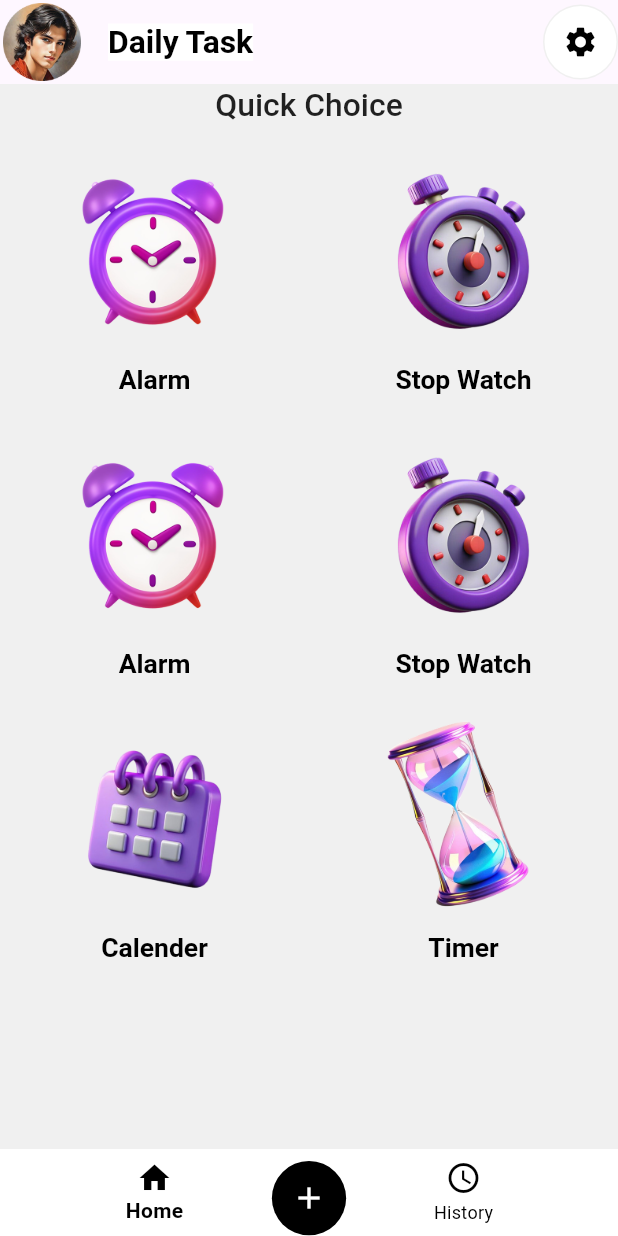
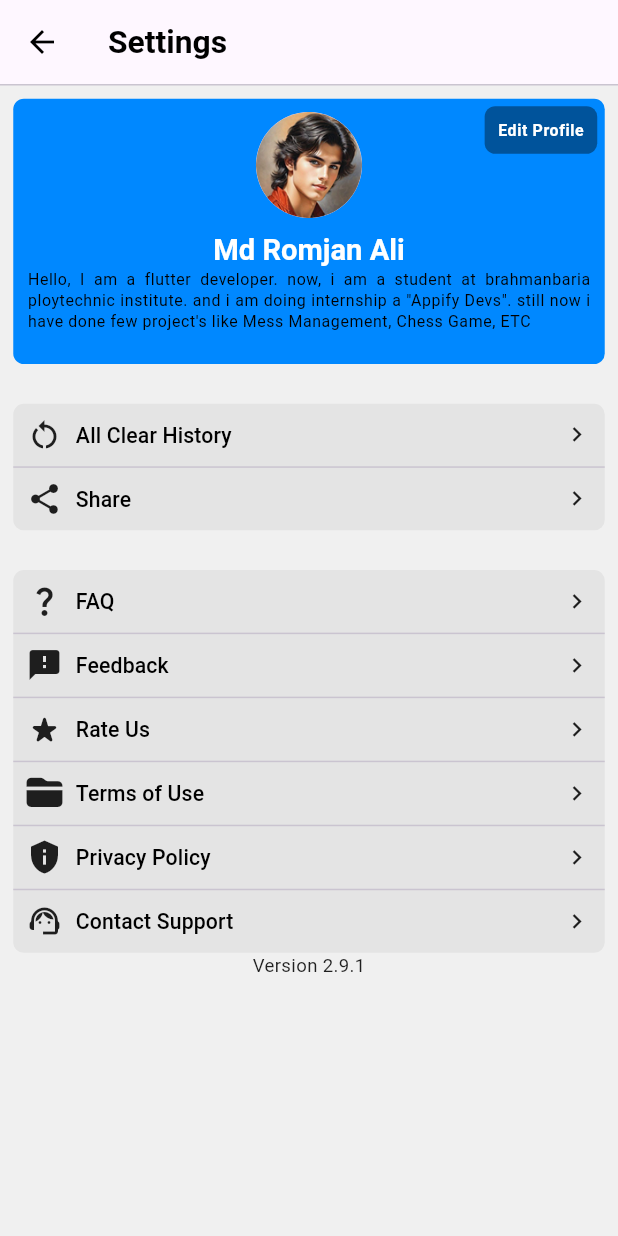
Before and after one commit to engromjanali/work-timer, a Flutter app: the screen it shows after launch, after a tap on the "settings" icon, on a phone screen of 412 x 824 dp. Run offline on Flutter 3.47's test engine with Material 3 defaults, Android fonts, the phone set to English and light mode, and no system bars; our stand-ins replace flutter_screenutil, font_awesome_flutter, get.

Commit message:
setting screen

```diff
--- a/lib/core/constants/extentions/w_extention.dart
+++ b/lib/core/constants/extentions/w_extention.dart
@@ -1,4 +1,5 @@
 import 'package:flutter/material.dart';
+import 'package:flutter_screenutil/flutter_screenutil.dart';
 import 'package:work_timer/core/constants/my_dimention.dart';
 
 
@@ -6,53 +7,49 @@ import 'package:work_timer/core/constants/my_dimention.dart';
 extension PaddingExtension on Widget {
   Widget padAll({double? val}) {
     return Padding(
-      padding: EdgeInsets.all(val ?? MyDimension.padAll),
+      padding: EdgeInsets.symmetric(vertical:  val?.h ?? MyDimension.padAll, horizontal: val?.w ?? MyDimension.padAll),
       child: this,
     );
   }
 
   Widget padX({double? val}) {
     return Padding(
-      padding: EdgeInsets.symmetric(horizontal: val ?? MyDimension.padX),
+      padding: EdgeInsets.symmetric(horizontal: val?.w ?? MyDimension.padX),
       child: this,
     );
   }
 
   Widget padY({double? val}) {
     return Padding(
-      padding: EdgeInsets.symmetric(vertical: val ?? MyDimension.padY),
+      padding: EdgeInsets.symmetric(vertical: val?.h ?? MyDimension.padY),
       child: this,
     );
   }
 
-  Widget padO({EdgeInsets val = const EdgeInsets.only()}) {
-    return Padding(padding: val, child: this);
-  }
-
-  Widget padOT({double? padT}) {
+  Widget padOT({double? val}) {
     return Padding(
-      padding: EdgeInsets.only(top: padT ?? MyDimension.padT),
+      padding: EdgeInsets.only(top: val?.h ?? MyDimension.padT),
       child: this,
     );
   }
 
-  Widget padOL({double? padL}) {
+  Widget padOL({double? val}) {
     return Padding(
-      padding: EdgeInsets.only(left: padL ?? MyDimension.padL),
+      padding: EdgeInsets.only(left: val?.w ?? MyDimension.padL),
       child: this,
     );
   }
 
   Widget padOR({double? val}) {
     return Padding(
-      padding: EdgeInsets.only(right: val ?? MyDimension.padR),
+      padding: EdgeInsets.only(right: val?.w ?? MyDimension.padR),
       child: this,
     );
   }
 
   Widget padOB({double? val}) {
     return Padding(
-      padding: EdgeInsets.only(bottom: val ?? MyDimension.padB),
+      padding: EdgeInsets.only(bottom: val?.h ?? MyDimension.padB),
       child: this,
     );
   }
@@ -61,11 +58,11 @@ extension PaddingExtension on Widget {
 
 Widget spaceX({double? val}){
   return SizedBox(
-    width: val??10,
+    width: val?.w??10.h,
   );
 }
-Widget spaceY(double? val){
+Widget spaceY({double? val}){
   return SizedBox(
-    height: val??10,
+    height: val?.h ?? 10.h,
   );
 }
--- a/lib/core/constants/my_color.dart
+++ b/lib/core/constants/my_color.dart
@@ -3,7 +3,14 @@ import 'package:flutter/cupertino.dart';
 class MyColor {
   static Color get white =>Color(0xFFFFFFFF);
   static Color get backgroundColor =>Color(0xffF0F0F0);
-  static Color get buttnColor =>Color(0xFFFFFFFF);
+  static Color get buttonColor =>Color(0xFF0088FF);
   static Color get cardColor =>Color(0x1A0088FF);
+  static Color get cardBorderColor =>Color(0xFFDBDBDB);
   static Color get tailLeadingColor =>Color(0x990088FF);
+
+  // textfield
+  static const Color textFieldFillColor =Color(0xE5FFFFFF);
+  static const Color textFieldEnabledBorder = Color(0xFFDBDBDB);
+
+
 }
--- a/lib/core/constants/my_dimention.dart
+++ b/lib/core/constants/my_dimention.dart
@@ -16,7 +16,7 @@ class MyDimension {
   static double get padT => 20.h;
   static double get padB => 20.h;
   static double get fieldHeight => 44.h;
-  static double get boarderRadius => 8.w;
+  static double get boarderRadius => 8.r;
 
   // margin/space
   static double get spaceL => 20.w;
@@ -25,7 +25,7 @@ class MyDimension {
   static double get spaceB => 20.h;
   static double get spaceX => 8.w;
   static double get spaceY => 8.h;
-  static double get spaceAll => 10.r;
+  static double get spaceAll => 10.w;
 
   // All Font Sizes //
   static double get fontDoubleXL => 24.sp;
@@ -34,4 +34,8 @@ class MyDimension {
   static double get fontM        => 14.sp;
   static double get fontSS       => 12.sp;
   static double get fontS        => 10.sp;
+
+
+  // border radius
+  static double borderRadius = 8.r;
 }
--- a/lib/core/controller/c_theme.dart
+++ b/lib/core/controller/c_theme.dart
@@ -2,6 +2,7 @@ import 'package:flutter/material.dart';
 import 'package:flutter_screenutil/flutter_screenutil.dart';
 import 'package:get/get.dart';
 import 'package:work_timer/core/constants/my_color.dart';
+import 'package:work_timer/core/constants/my_dimention.dart';
 
 class CTheme extends GetxController {
   int currentIndex = 0;
@@ -51,7 +52,7 @@ class CTheme extends GetxController {
         color: Colors.black,
         fontWeight: FontWeight.w700,
         fontSize: 24.sp,
-        backgroundColor: MyColor.white,
+
       ),
     ),
 
@@ -131,59 +132,64 @@ class CTheme extends GetxController {
       // 🔹 Label
       labelLarge: TextStyle(
         fontSize: 14.sp,
-        fontWeight: FontWeight.w600,
-        color: Colors.white,
+        fontWeight: FontWeight.normal,
+        color: Colors.black,
       ),
       labelMedium: TextStyle(
         fontSize: 12.sp,
         fontWeight: FontWeight.w500,
-        color: Colors.white70,
+        color: Colors.black,
       ),
       labelSmall: TextStyle(
         fontSize: 11.sp,
-        fontWeight: FontWeight.w400,
-        color: Colors.grey,
+        fontWeight: FontWeight.w500,
+        color: Colors.black,
       ),
     ),
 
     // ▶️ Input Field Theme
     inputDecorationTheme: InputDecorationTheme(
       filled: true,
-      fillColor: Colors.white,
-      // hintStyle: TextStyle(
-      //   color: const Color(0xFFA0A0A0),
-      //   fontSize: 15.sp,
-      //   fontWeight: FontWeight.w400,
-      // ),
-      // errorStyle: TextStyle(
-      //   color: Colors.red,
-      //   fontSize: 12.sp,
-      //   fontWeight: FontWeight.w400,
-      // ),
-      // border: OutlineInputBorder(
-      //   borderRadius: BorderRadius.all(Radius.circular(PDimension.boarderRadius)),
-      //   borderSide: const BorderSide(color: Color(0xFF8391A1), width: 0.5),
-      // ),
-      // focusedBorder: OutlineInputBorder(
-      //   borderRadius: BorderRadius.all(Radius.circular(PDimension.boarderRadius)),
-      //   borderSide: const BorderSide(color: Color(0xFF8391A1), width: 0.5),
-      // ),
-      // enabledBorder: OutlineInputBorder(
-      //   borderRadius: BorderRadius.all(Radius.circular(PDimension.boarderRadius)),
-      //   borderSide: const BorderSide(color: Color(0xFF8391A1), width: 0.5),
-      // ),
-      // errorBorder: OutlineInputBorder(
-      //   borderRadius: BorderRadius.all(Radius.circular(PDimension.boarderRadius)),
-      //   borderSide: const BorderSide(color: Color(0xFF8391A1), width: 0.5),
-      // ),
-      // disabledBorder: OutlineInputBorder(
-      //   borderRadius: BorderRadius.all(Radius.circular(PDimension.boarderRadius)),
-      //   borderSide: const BorderSide(color: Color(0xFF8391A1), width: 0.5),
-      // ),
-      // focusedErrorBorder: OutlineInputBorder(
-      //   borderRadius: BorderRadius.all(Radius.circular(PDimension.boarderRadius)),
-      //   borderSide: const BorderSide(color: Color(0xFF8391A1), width: 0.5),
-      // ),
+      alignLabelWithHint: true,// lable will be show initially like hit text.
+      fillColor: MyColor.textFieldFillColor,
+      labelStyle: TextStyle(
+        color: Colors.black,
+      ),
+      hintStyle: TextStyle(
+        color: const Color(0xFFA0A0A0),
+        fontSize: 15.sp,
+        fontWeight: FontWeight.w400,
+      ),
+      errorStyle: TextStyle(
+        color: Colors.red,
+        fontSize: 12.sp,
+        fontWeight: FontWeight.w400,
+      ),
+      border: OutlineInputBorder(
+        borderRadius: BorderRadius.all(Radius.circular(MyDimension.boarderRadius)),
+        borderSide: const BorderSide(color: MyColor.textFieldEnabledBorder, width: 1),
+      ),
+      enabledBorder: OutlineInputBorder(
+        borderRadius: BorderRadius.all(Radius.circular(MyDimension.boarderRadius)),
+        borderSide: const BorderSide(color: MyColor.textFieldEnabledBorder, width: 1),
+      ),
+      errorBorder: OutlineInputBorder(
+        borderRadius: BorderRadius.all(Radius.circular(MyDimension.boarderRadius)),
+        borderSide: const BorderSide(color: MyColor.textFieldEnabledBorder, width: 1),
+      ),
+      focusedBorder: OutlineInputBorder(
+        borderRadius: BorderRadius.all(Radius.circular(MyDimension.boarderRadius)),
+        borderSide: const BorderSide(color: MyColor.textFieldEnabledBorder, width: 1),
+      ),
+      disabledBorder: OutlineInputBorder(
+        borderRadius: BorderRadius.all(Radius.circular(MyDimension.boarderRadius)),
+        borderSide: const BorderSide(color: MyColor.textFieldEnabledBorder, width: 1),
+      ),
+      focusedErrorBorder: OutlineInputBorder(
+        borderRadius: BorderRadius.all(Radius.circular(MyDimension.boarderRadius)),
+        borderSide: const BorderSide(color: MyColor.textFieldEnabledBorder, width: 1),
+      ),
+
     ),
 
     // ▶️ Button Theme
--- a/lib/presentation/p_home.dart
+++ b/lib/presentation/p_home.dart
@@ -6,6 +6,9 @@ import 'package:work_timer/core/constants/keys.dart';
 import 'package:work_timer/core/constants/my_color.dart';
 import 'package:work_timer/core/services/a_menager.dart';
 import 'package:work_timer/presentation/p_add_task.dart';
+import 'package:work_timer/presentation/p_settings.dart';
+import 'package:work_timer/presentation/p_stopwatch.dart';
+import 'package:work_timer/presentation/p_task.dart';
 
 class PHome extends StatefulWidget {
   const PHome({super.key});
@@ -19,8 +22,6 @@ class _PHomeState extends State<PHome> {
   @override
   Widget build(BuildContext context) {
     List<Map<String, dynamic>> itemList = [
-      {Keys.label: "Alarm", Keys.imagePath: AMenager.alarm},
-      {Keys.label: "Stop Watch", Keys.imagePath: AMenager.stopWatch},
       {Keys.label: "Alarm", Keys.imagePath: AMenager.alarm},
       {Keys.label: "Stop Watch", Keys.imagePath: AMenager.stopWatch},
       {Keys.label: "Calender", Keys.imagePath: AMenager.calender},
@@ -51,7 +52,7 @@ class _PHomeState extends State<PHome> {
             child: GestureDetector(
               onTap: () {
                 // do something here
-                Get.to(() => PAddTask());
+                Get.to(() => PTask());
               },
               child: Padding(
                 padding: const EdgeInsets.all(8.0),
@@ -66,23 +67,33 @@ class _PHomeState extends State<PHome> {
         ],
       ),
       appBar: AppBar(
-        leading: Image.asset(
+        leading: GestureDetector(
+          onTap: () {
+            Get.to(()=>PSettings());
+          },
+          child: Image.asset(
             AMenager.defaultProfile,
             height: 20,
             width: 20,
             fit: BoxFit.fitHeight,
           ).padAll(val: 2),
+        ),
         title: Text("Daily Task"),
         actions: [
-          Container(
+          GestureDetector(
+            onTap: () {
+              Get.to(()=>PSettings());
+            },
+            child: Container(
+              height: 40.r,
+              width: 40.r,
               decoration: BoxDecoration(
                 color: MyColor.white,
                 border: Border.all(color: MyColor.backgroundColor),
-
                 shape: BoxShape.circle,
               ),
-
-            child: IconButton(onPressed: () {}, icon: Icon(Icons.settings)),
+              child: Center(child: Icon(Icons.settings, size: 25.r,)),
+            ),
           ),
         ],
       ),
@@ -102,8 +113,19 @@ class _PHomeState extends State<PHome> {
             itemBuilder: (_, index) {
               return _gridItem(
                 label: itemList[index][Keys.label],
+                onTap:(){
+                  switch(index){
+                    case 0:
+                      Get.to(()=>PStopwatch());
+                    case 1:
+                      Get.to(()=>PStopwatch());
+                    case 2:
+                      Get.to(()=>PStopwatch());
+                    default:
+                      Get.to(()=>PStopwatch());
+                  }
+                },
                 imagePath: itemList[index][Keys.imagePath],
-                backgroundColor: Colors.red[index * 100],
               );
             },
           ),
@@ -114,10 +136,12 @@ class _PHomeState extends State<PHome> {
 
   Widget _gridItem({
     required String label,
-    required Color? backgroundColor,
     required String imagePath,
+    required Function() onTap,
   }) {
-    return Container(
+    return GestureDetector(
+      onTap: onTap,
+      child: Container(
         child: Column(
           mainAxisAlignment: MainAxisAlignment.spaceBetween,
           children: [
@@ -130,6 +154,7 @@ class _PHomeState extends State<PHome> {
             ),
           ],
         ).padAll(),
+      ),
     );
   }
 }
--- /dev/null
+++ b/lib/presentation/p_settings.dart
@@ -0,0 +1,187 @@
+import 'package:flutter/material.dart';
+import 'package:flutter_screenutil/flutter_screenutil.dart';
+import 'package:font_awesome_flutter/font_awesome_flutter.dart';
+import 'package:work_timer/core/constants/extentions/w_extention.dart';
+import 'package:work_timer/core/constants/my_color.dart';
+import 'package:work_timer/core/constants/my_dimention.dart';
+import 'package:work_timer/core/services/a_menager.dart';
+
+class PSettings extends StatefulWidget {
+  const PSettings({super.key});
+
+  @override
+  State<PSettings> createState() => _PSettingsState();
+}
+
+class _PSettingsState extends State<PSettings> {
+  @override
+  Widget build(BuildContext context) {
+    return Scaffold(
+      appBar: AppBar(title: Text("Settings")),
+      body: Column(
+        children: [
+          Divider(height: 1),
+          Column(
+            children: [
+              Stack(
+                children: [
+                  Container(
+                    decoration: BoxDecoration(
+                      color: MyColor.buttonColor,
+                      borderRadius: BorderRadius.circular(
+                        MyDimension.boarderRadius,
+                      ),
+                    ),
+                    height: 200.h,
+                    width: double.infinity,
+                    child: Column(
+                      children: [
+                        CircleAvatar(
+                          radius: 40.r,
+                          backgroundImage: AssetImage(AMenager.defaultProfile),
+                        ).padY(),
+                        Text(
+                          "Md Romjan Ali",
+                          style: Theme.of(
+                            context,
+                          ).textTheme.titleLarge!.copyWith(color: MyColor.white),
+                        ),
+                        Text(
+                          "Hello, I am a flutter developer. now, i am a student at brahmanbaria ploytechnic institute. and i am doing internship a \"Appify Devs\". still now i have done few project's like Mess Management, Chess Game, ETC",
+                          overflow: TextOverflow.ellipsis,
+                          maxLines: 3,
+                          softWrap: true,
+                          textAlign: TextAlign.justify,
+                          style: Theme.of(
+                            context,
+                          ).textTheme.bodySmall!.copyWith(color:Colors.black,),
+                        ),
+                      ],
+                    ).padX(),
+                  ),
+                  Positioned(
+                    right: 5,
+                    top: 5,
+                    child: Container(
+                      decoration: BoxDecoration(
+                        color: Colors.black.withAlpha(100),
+                        borderRadius: BorderRadius.circular(MyDimension.borderRadius),
+                      ),
+                      child: Text("Edit Profile", style: Theme.of(context).textTheme.bodySmall!.copyWith(color: MyColor.white, fontWeight: FontWeight.bold),).padAll(),
+                    ))
+                ],
+              ),
+
+              // top items
+              spaceY(val: 30),
+              Container(
+                decoration: BoxDecoration(
+                  color: Color(0X0D000000),
+                  borderRadius: BorderRadius.circular(MyDimension.borderRadius),
+                ),
+                child: Column(
+                  children: [
+                    _getItem(
+                      leadingIcon: Icons.restart_alt,
+                      label: "All Clear History",
+                      onTap: () {
+
+                      },
+                    ),
+                    _getItem(
+                      leadingIcon: Icons.share,
+                      label: "Share",
+                      onTap: () {
+
+                      },
+                      isLast: true,
+                    ),
+                  ],
+                ),
+              ),
+
+              // rest items
+              spaceY(val: 30),
+              Container(
+                decoration: BoxDecoration(
+                  color: Color(0X0D000000),
+                  borderRadius: BorderRadius.circular(MyDimension.borderRadius),
+                ),
+                child: Column(
+                  children: [
+                    _getItem(
+                      leadingIcon: Icons.question_mark_sharp,
+                      label: "FAQ",
+                      onTap: () {},
+                    ),
+                    _getItem(
+                      leadingIcon: Icons.feedback,
+                      label: "Feedback",
+                      onTap: () {},
+                    ),
+                    _getItem(
+                      leadingIcon: Icons.star_rate_rounded,
+                      label: "Rate Us",
+                      onTap: () {},
+                    ),
+                    _getItem(
+                      leadingIcon: FontAwesomeIcons.solidFolderClosed,
+                      label: "Terms of Use",
+                      onTap: () {},
+                    ),
+                    _getItem(
+                      leadingIcon: Icons.privacy_tip,
+                      label: "Privacy Policy",
+                      onTap: () {},
+                    ),
+                    _getItem(
+                      leadingIcon: Icons.support_agent_outlined,
+                      label: "Contact Support",
+                      onTap: () {},
+                      isLast: true,
+                    ),
+                  ],
+                ),
+              ),
+
+              // version label
+              Text(
+                "Version 2.9.1",
+                style: Theme.of(context).textTheme.bodyMedium,
+              ),
+            ],
+          ).padAll(),
+        ],
+      ),
+    );
+  }
+
+  Widget _getItem({
+    required IconData leadingIcon,
+    required String label,
+    required Function() onTap,
+    bool isLast = false,
+  }) {
+    return GestureDetector(
+      onTap: onTap,
+      child: Column(
+        children: [
+          Row(
+            children: [
+              Icon(leadingIcon),
+              spaceX(),
+              Expanded(
+                child: Text(
+                  label,
+                  style: Theme.of(context).textTheme.titleSmall,
+                ),
+              ),
+              Icon(Icons.keyboard_arrow_right_sharp, size: 22.h,),
+            ],
+          ).padAll(),
+          if (!isLast) Divider(height: 1),
+        ],
+      ),
+    );
+  }
+}
--- a/pubspec.yaml
+++ b/pubspec.yaml
@@ -43,6 +43,7 @@ dependencies:
   get: ^4.7.2
   flutter_screenutil: ^5.9.3
   flutter_svg: ^2.2.1
+  font_awesome_flutter: ^10.10.0
 
 
 dev_dependencies:
```
Also changed, not shown: lib/presentation/p_add_task.dart (+130 -22 lines), lib/presentation/p_stopwatch.dart (added, +93 -0 lines), lib/presentation/p_task.dart (added, +24 -0 lines), pubspec.lock. Lines whose indentation alone changed are shown as unchanged.
